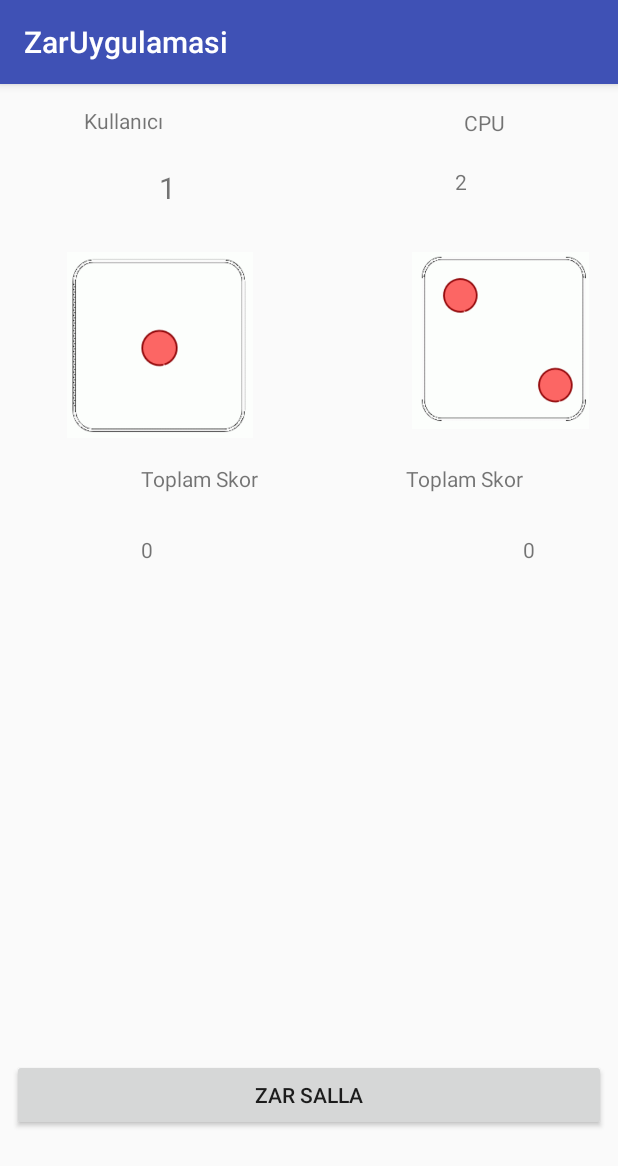
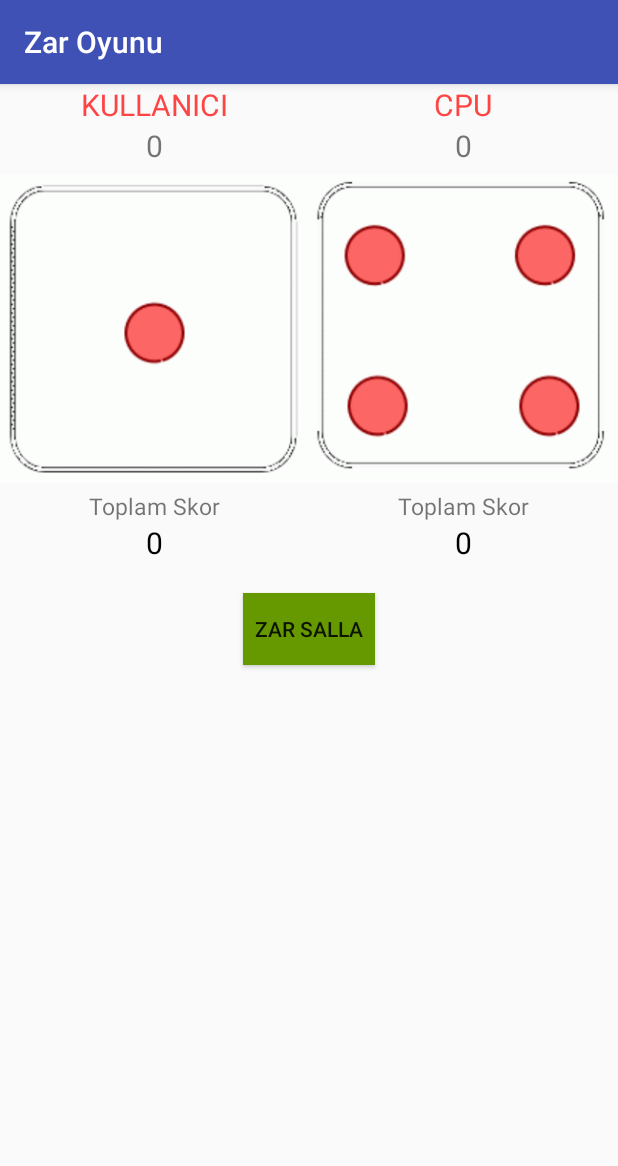
Before and after one commit to geallen/gyk2019, an Android app: the screen it shows after launch (MainActivity), on a phone screen of 412 x 824 dp. Shown: the top 1166 px of the screen. Run offline under Robolectric (Android 15) with nearby library versions, the phone set to English and light mode, and no system bars.

Commit message:
Zar Uygulamasi /Dice Game Updated

```diff
--- a/week2/zar oyunu/ZarUygulamasi/app/src/main/AndroidManifest.xml
+++ b/week2/zar oyunu/ZarUygulamasi/app/src/main/AndroidManifest.xml
@@ -4,7 +4,7 @@
 
     <application
         android:allowBackup="true"
-        android:icon="@mipmap/ic_launcher"
+        android:icon="@drawable/die4"
         android:label="@string/app_name"
         android:roundIcon="@mipmap/ic_launcher_round"
         android:supportsRtl="true"
--- a/week2/zar oyunu/ZarUygulamasi/app/src/main/res/layout/activity_main.xml
+++ b/week2/zar oyunu/ZarUygulamasi/app/src/main/res/layout/activity_main.xml
@@ -1,136 +1,147 @@
 <?xml version="1.0" encoding="utf-8"?>
-<android.support.constraint.ConstraintLayout xmlns:android="http://schemas.android.com/apk/res/android"
+<LinearLayout xmlns:android="http://schemas.android.com/apk/res/android"
     xmlns:app="http://schemas.android.com/apk/res-auto"
     xmlns:tools="http://schemas.android.com/tools"
     android:layout_width="match_parent"
     android:layout_height="match_parent"
     android:orientation="vertical"
-    tools:layout_editor_absoluteY="81dp"
     tools:context="gykizmir.com.zaruygulamasi.MainActivity">
+
+   <LinearLayout
+       android:layout_width="match_parent"
+       android:layout_height="wrap_content"
+       android:orientation="horizontal"
+       android:weightSum="2">
+
+       <TextView
+           android:text="KULLANICI"
+           android:textColor="@android:color/holo_red_light"
+           android:layout_width="match_parent"
+           android:layout_height="wrap_content"
+           android:textSize="20sp"
+           android:layout_weight="1"
+           android:gravity="center"/>
+
+       <TextView
+           android:text="CPU"
+           android:textColor="@android:color/holo_red_light"
+           android:layout_width="match_parent"
+           android:layout_height="wrap_content"
+           android:textSize="20sp"
+           android:layout_weight="1"
+           android:gravity="center"/>
+
+   </LinearLayout>
+
+    <LinearLayout
+        android:layout_width="match_parent"
+        android:layout_height="wrap_content"
+        android:orientation="horizontal"
+        android:weightSum="2">
+
+        <TextView
+            android:id="@+id/kullaniciZar"
+            android:text="0"
+            android:layout_width="match_parent"
+            android:layout_height="wrap_content"
+            android:textSize="20sp"
+            android:layout_weight="1"
+            android:gravity="center"/>
+
+        <TextView
+            android:id="@+id/cpuZar"
+            android:text="0"
+            android:layout_width="match_parent"
+            android:layout_height="wrap_content"
+            android:textSize="20sp"
+            android:layout_weight="1"
+            android:gravity="center"/>
+
+    </LinearLayout>
+
+    <LinearLayout
+        android:layout_width="match_parent"
+        android:layout_height="wrap_content"
+        android:orientation="horizontal"
+        android:weightSum="2">
 
         <ImageView
             android:id="@+id/zar1ImageView"
-        android:layout_width="139dp"
-        android:layout_height="124dp"
-        app:layout_constraintBottom_toBottomOf="@+id/zar2ImageView"
-        app:layout_constraintEnd_toStartOf="@+id/kullaniciZar"
-        app:layout_constraintStart_toStartOf="@+id/kullaniciZar"
-        app:layout_constraintTop_toTopOf="@+id/zar2ImageView"
-        app:srcCompat="@drawable/die1"
-        app:layout_constraintVertical_bias="0.0"
-        tools:layout_editor_absoluteX="8dp" />
+            android:layout_width="match_parent"
+            android:layout_height="wrap_content"
+            android:layout_weight="1"
+            android:src="@drawable/die1"
+            android:gravity="center"/>
 
         <ImageView
             android:id="@+id/zar2ImageView"
-        android:layout_width="123dp"
-        android:layout_height="118dp"
-        android:layout_marginStart="1dp"
-        android:layout_marginTop="37dp"
-        app:layout_constraintStart_toStartOf="@+id/textView2"
-        app:layout_constraintTop_toBottomOf="@+id/cpuZar"
-        app:srcCompat="@drawable/die2"
-        tools:layout_editor_absoluteX="243dp" />
+            android:layout_width="match_parent"
+            android:layout_height="wrap_content"
+            android:layout_weight="1"
+            android:src="@drawable/die4"
+            android:gravity="center"/>
+
+    </LinearLayout>
+
+    <LinearLayout
+        android:layout_width="match_parent"
+        android:layout_height="wrap_content"
+        android:orientation="horizontal"
+        android:weightSum="2">
 
         <TextView
-        android:id="@+id/textView"
-        android:layout_width="wrap_content"
+            android:text="Toplam Skor"
+            android:layout_width="match_parent"
             android:layout_height="wrap_content"
-        android:layout_marginEnd="4dp"
-        android:layout_marginTop="17dp"
-        android:text="Toplam Skor"
-        app:layout_constraintEnd_toEndOf="@+id/zar1ImageView"
-        app:layout_constraintTop_toBottomOf="@+id/zar1ImageView"
-        tools:layout_editor_absoluteX="56dp" />
+            android:textSize="15dp"
+            android:layout_weight="1"
+            android:gravity="center"/>
 
         <TextView
-        android:id="@+id/textView2"
-        android:layout_width="wrap_content"
+            android:text="Toplam Skor"
+            android:layout_width="match_parent"
             android:layout_height="wrap_content"
-        android:layout_marginTop="23dp"
-        android:text="Toplam Skor"
-        app:layout_constraintEnd_toStartOf="@+id/cpuSkor"
-        app:layout_constraintTop_toBottomOf="@+id/zar2ImageView"
-        tools:layout_editor_absoluteX="276dp" />
+            android:textSize="15dp"
+            android:layout_weight="1"
+            android:gravity="center"/>
+
+    </LinearLayout>
+
+    <LinearLayout
+        android:layout_width="match_parent"
+        android:layout_height="wrap_content"
+        android:orientation="horizontal"
+        android:weightSum="2">
 
         <TextView
             android:id="@+id/kullaniciSkor"
-        android:layout_width="wrap_content"
+            android:text="0"
+            android:textColor="@android:color/black"
+            android:layout_width="match_parent"
             android:layout_height="wrap_content"
-        android:layout_marginTop="28dp"
-        android:text="1"
-        app:layout_constraintStart_toStartOf="@+id/textView"
-        app:layout_constraintTop_toBottomOf="@+id/textView" />
+            android:textSize="20sp"
+            android:layout_weight="1"
+            android:gravity="center"/>
 
         <TextView
             android:id="@+id/cpuSkor"
-        android:layout_width="wrap_content"
+            android:text="0"
+            android:textColor="@android:color/black"
+            android:layout_width="match_parent"
             android:layout_height="wrap_content"
-        android:layout_marginEnd="55dp"
-        android:layout_marginRight="55dp"
-        android:layout_marginTop="28dp"
-        android:text="2"
-        app:layout_constraintEnd_toEndOf="parent"
-        app:layout_constraintTop_toBottomOf="@+id/textView2" />
+            android:textSize="20sp"
+            android:layout_weight="1"
+            android:gravity="center"/>
 
-    <TextView
-        android:id="@+id/kullaniciZar"
-        android:layout_width="wrap_content"
-        android:layout_height="wrap_content"
-        android:layout_marginBottom="29dp"
-        android:layout_marginStart="50dp"
-        android:text="1"
-        android:textSize="20sp"
-        app:layout_constraintBottom_toTopOf="@+id/zar1ImageView"
-        app:layout_constraintStart_toStartOf="@+id/textView7"
-        tools:layout_editor_absoluteX="92dp" />
-
-    <TextView
-        android:id="@+id/cpuZar"
-        android:layout_width="wrap_content"
-        android:layout_height="wrap_content"
-        android:layout_marginEnd="25dp"
-        android:layout_marginRight="25dp"
-        android:layout_marginTop="20dp"
-        android:text="2"
-        app:layout_constraintEnd_toEndOf="@+id/textView8"
-        app:layout_constraintTop_toBottomOf="@+id/textView8" />
+    </LinearLayout>
 
     <Button
         android:id="@+id/button2"
-        android:layout_width="0dp"
-        android:layout_height="wrap_content"
-        android:layout_marginBottom="70dp"
-        android:layout_marginEnd="8dp"
-        android:layout_marginLeft="8dp"
-        android:layout_marginRight="8dp"
-        android:layout_marginStart="8dp"
         android:text="Zar Salla"
-        app:layout_constraintBottom_toBottomOf="parent"
-        app:layout_constraintEnd_toEndOf="parent"
-        app:layout_constraintStart_toStartOf="parent" />
+        android:layout_marginTop="20dp"
+        android:layout_gravity="center_horizontal"
+        android:background="@android:color/holo_green_dark"
+        android:layout_width="wrap_content"
+        android:layout_height="wrap_content" />
 
-    <TextView
-        android:id="@+id/textView7"
-        android:layout_width="wrap_content"
-        android:layout_height="17dp"
-        android:layout_marginBottom="25dp"
-        android:layout_marginLeft="56dp"
-        android:layout_marginStart="56dp"
-        android:layout_marginTop="16dp"
-        android:text="Kullanıcı"
-        app:layout_constraintBottom_toTopOf="@+id/kullaniciZar"
-        app:layout_constraintStart_toStartOf="parent"
-        app:layout_constraintTop_toTopOf="parent" />
-
-    <TextView
-        android:id="@+id/textView8"
-        android:layout_width="wrap_content"
-        android:layout_height="wrap_content"
-        android:layout_marginEnd="75dp"
-        android:layout_marginRight="75dp"
-        android:layout_marginTop="16dp"
-        android:text="CPU"
-        app:layout_constraintEnd_toEndOf="parent"
-        app:layout_constraintTop_toTopOf="parent" />
-
-</android.support.constraint.ConstraintLayout>
+</LinearLayout>
--- a/week2/zar oyunu/ZarUygulamasi/app/src/main/res/values/strings.xml
+++ b/week2/zar oyunu/ZarUygulamasi/app/src/main/res/values/strings.xml
@@ -1,3 +1,3 @@
 <resources>
-    <string name="app_name">ZarUygulamasi</string>
+    <string name="app_name">Zar Oyunu</string>
 </resources>
```
Also changed, not shown: 1 other file. Lines whose indentation alone changed are shown as unchanged.
